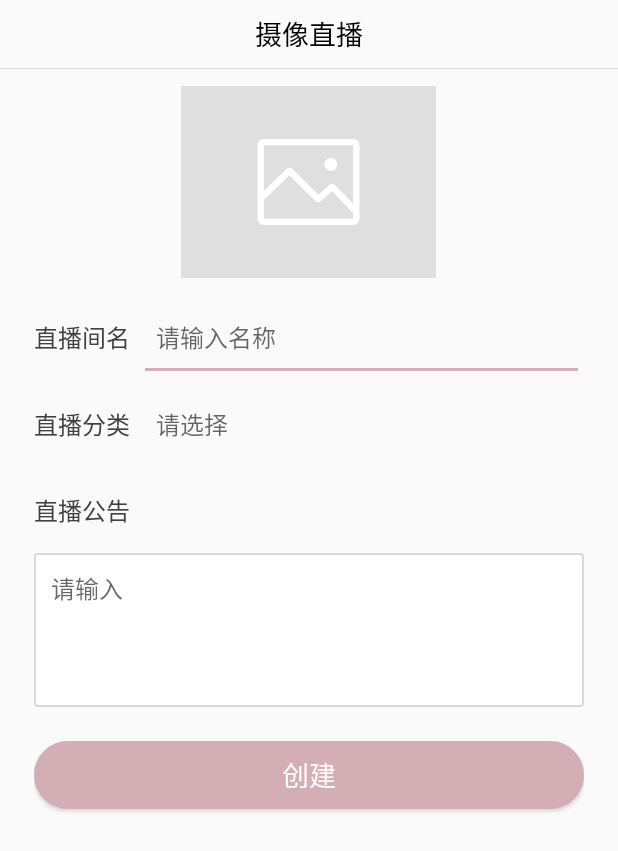
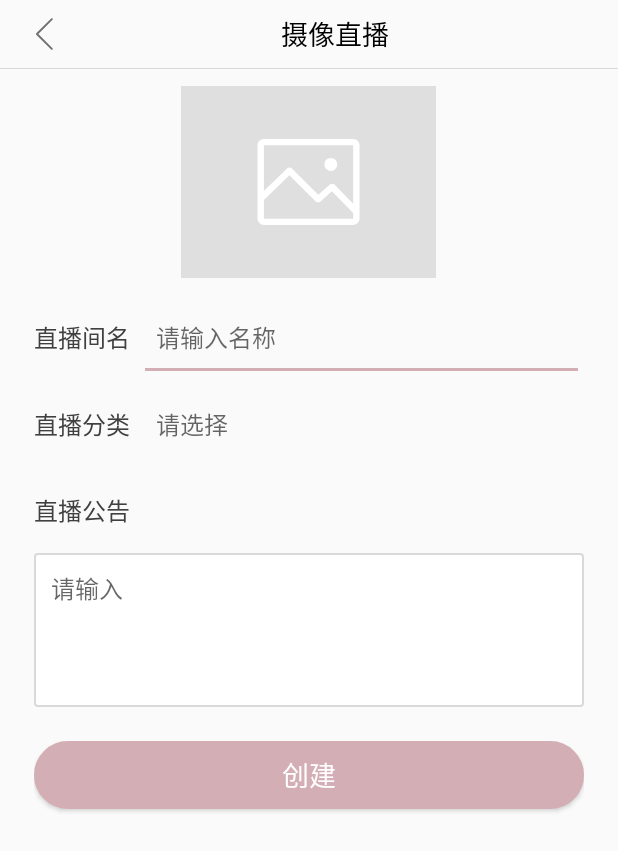
Before and after one commit to Sunnyfor/LivePlatform, an Android app: the CreateLiveActivity screen opened directly, with no data from a screen before it, on a phone screen of 412 x 824 dp. Shown: the top 851 px of the screen. Run offline under Robolectric (Android 15) with nearby library versions, the phone set to English and light mode, and no system bars; our stand-ins replace EventBus, RxJava; libraries missing offline, so code that uses them is left out: com.franmontiel.persistentcookiejar, com.orhanobut.logger; pictures from the network do not load; 1 statement that could not run was skipped.

```diff
--- a/app/src/main/java/com/sunny/livechat/live/LiveListActivity.kt
+++ b/app/src/main/java/com/sunny/livechat/live/LiveListActivity.kt
@@ -16,6 +16,7 @@ import com.sunny.livechat.util.ToastUtil
 import com.sunny.livechat.util.sp.SpKey
 import kotlinx.android.synthetic.main.activity_live_list.*
 import kotlinx.android.synthetic.main.layout_list.*
+import kotlinx.android.synthetic.main.layout_title.view.*
 import org.greenrobot.eventbus.EventBus
 import org.greenrobot.eventbus.Subscribe
 import org.greenrobot.eventbus.ThreadMode
@@ -41,8 +42,8 @@ class LiveListActivity : BaseActivity() {
 
     override fun setLayout(): Int = R.layout.activity_live_list
 
-    override fun initTitle(): View = titleManager.rightTitle("直播大厅", "设置") {
-        startActivity(Intent(this, HostSetActivity::class.java))
+    override fun initTitle(): View = titleManager.defaultTitle("直播大厅").apply {
+        this.tv_left.visibility = View.INVISIBLE
     }
 
     override fun initView() {
--- /dev/null
+++ b/app/src/main/res/drawable/ic_svg_back_btn.xml
@@ -0,0 +1,12 @@
+<vector xmlns:android="http://schemas.android.com/apk/res/android"
+    android:width="40dp"
+    android:height="40dp"
+    android:viewportWidth="1024"
+    android:viewportHeight="1024">
+  <path
+      android:pathData="M658.03,22.97m20.11,20.11l0,0q20.11,20.11 0,40.23l-442.49,442.49q-20.11,20.11 -40.23,0l0,0q-20.11,-20.11 0,-40.23l442.49,-442.49q20.11,-20.11 40.23,0Z"
+      android:fillColor="#707070"/>
+  <path
+      android:pathData="M175.31,518.31m20.11,-20.11l0,0q20.11,-20.11 40.23,0l442.49,442.49q20.11,20.11 0,40.23l0,0q-20.11,20.11 -40.23,0l-442.49,-442.49q-20.11,-20.11 0,-40.23Z"
+      android:fillColor="#707070"/>
+</vector>
--- a/app/src/main/res/layout/layout_title.xml
+++ b/app/src/main/res/layout/layout_title.xml
@@ -6,9 +6,8 @@
     <ImageView
         android:id="@+id/tv_left"
         style="@style/style_title_icon"
-        android:paddingStart="@dimen/dp_12"
-        android:paddingEnd="@dimen/dp_12"
-        android:text="" />
+        android:padding="@dimen/dp_10"
+        android:src="@drawable/ic_svg_back_btn" />
 
     <TextView
         android:id="@+id/tv_title"
```
Also changed, not shown: app/src/main/java/com/sunny/livechat/login/LoginActivity.kt (+7 -1 lines).
